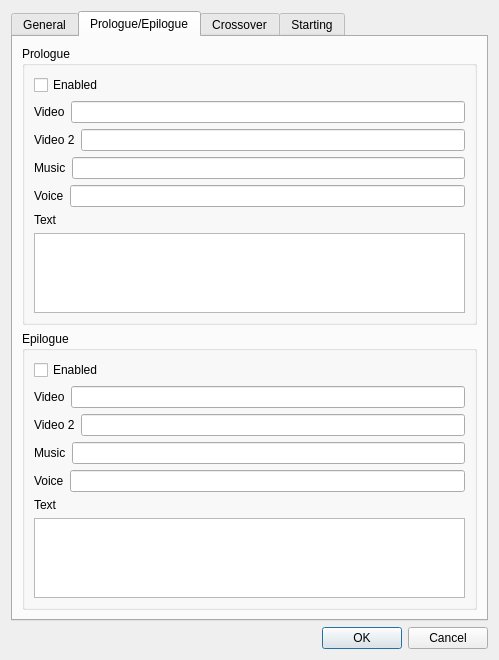
Before: the Qt Designer form mapeditor/campaigneditor/scenarioproperties.ui in uson1x/vcmi, drawn with Qt 5.
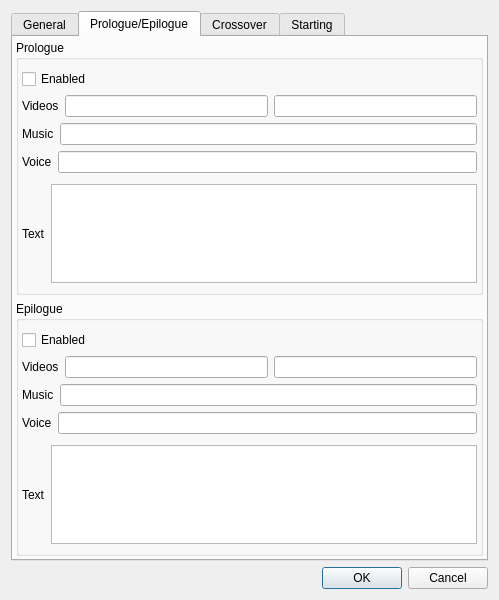
After: the same form once the commit is applied. The open tabs and pages were chosen to show the change.

The edit to the form file:
```diff
--- a/mapeditor/campaigneditor/scenarioproperties.ui
+++ b/mapeditor/campaigneditor/scenarioproperties.ui
@@ -7,7 +7,7 @@
     <x>0</x>
     <y>0</y>
     <width>499</width>
-    <height>660</height>
+    <height>600</height>
    </rect>
   </property>
   <property name="windowTitle">
@@ -16,6 +16,12 @@
   <layout class="QVBoxLayout" name="verticalLayout">
    <item>
     <widget class="QTabWidget" name="tabWidget">
+     <property name="maximumSize">
+      <size>
+       <width>16777215</width>
+       <height>16777215</height>
+      </size>
+     </property>
      <property name="currentIndex">
       <number>0</number>
      </property>
@@ -144,12 +150,30 @@
        <string>Prologue/Epilogue</string>
       </attribute>
       <layout class="QVBoxLayout" name="verticalLayout_2">
+       <property name="leftMargin">
+        <number>3</number>
+       </property>
+       <property name="topMargin">
+        <number>3</number>
+       </property>
+       <property name="rightMargin">
+        <number>3</number>
+       </property>
+       <property name="bottomMargin">
+        <number>3</number>
+       </property>
        <item>
         <widget class="QGroupBox" name="groupBoxPrologue">
          <property name="title">
           <string>Prologue</string>
          </property>
          <layout class="QVBoxLayout" name="verticalLayout_8">
+          <property name="leftMargin">
+           <number>3</number>
+          </property>
+          <property name="rightMargin">
+           <number>3</number>
+          </property>
           <item>
            <widget class="QCheckBox" name="checkBoxPrologueEnabled">
             <property name="text">
@@ -165,27 +189,13 @@
             <item>
              <widget class="QLabel" name="labelPrologueVideo">
               <property name="text">
-               <string>Video</string>
+               <string>Videos</string>
               </property>
              </widget>
             </item>
             <item>
              <widget class="QLineEdit" name="lineEditPrologueVideo"/>
             </item>
-           </layout>
-          </item>
-          <item>
-           <layout class="QHBoxLayout" name="horizontalLayout_3_">
-            <property name="topMargin">
-             <number>0</number>
-            </property>
-            <item>
-             <widget class="QLabel" name="labelPrologueVideoLoop">
-              <property name="text">
-               <string>Video 2</string>
-              </property>
-             </widget>
-            </item>
             <item>
              <widget class="QLineEdit" name="lineEditPrologueVideoLoop"/>
             </item>
@@ -210,6 +220,9 @@
           </item>
           <item>
            <layout class="QHBoxLayout" name="horizontalLayout_5">
+            <property name="spacing">
+             <number>6</number>
+            </property>
             <property name="topMargin">
              <number>0</number>
             </property>
@@ -226,6 +239,11 @@
            </layout>
           </item>
           <item>
+           <layout class="QHBoxLayout" name="horizontalLayout_11">
+            <property name="topMargin">
+             <number>5</number>
+            </property>
+            <item>
            <widget class="QLabel" name="labelPrologueText">
             <property name="text">
              <string>Text</string>
@@ -236,6 +254,8 @@
            <widget class="QPlainTextEdit" name="plainTextEditPrologueText"/>
           </item>
          </layout>
+          </item>
+         </layout>
         </widget>
        </item>
        <item>
@@ -244,6 +264,12 @@
           <string>Epilogue</string>
          </property>
          <layout class="QVBoxLayout" name="verticalLayout_9">
+          <property name="leftMargin">
+           <number>3</number>
+          </property>
+          <property name="rightMargin">
+           <number>3</number>
+          </property>
           <item>
            <widget class="QCheckBox" name="checkBoxEpilogueEnabled">
             <property name="text">
@@ -259,27 +285,13 @@
             <item>
              <widget class="QLabel" name="labelEpilogueVideo">
               <property name="text">
-               <string>Video</string>
+               <string>Videos</string>
               </property>
              </widget>
             </item>
             <item>
              <widget class="QLineEdit" name="lineEditEpilogueVideo"/>
             </item>
-           </layout>
-          </item>
-          <item>
-           <layout class="QHBoxLayout" name="horizontalLayout_6_">
-            <property name="topMargin">
-             <number>0</number>
-            </property>
-            <item>
-             <widget class="QLabel" name="labelEpilogueVideoLoop">
-              <property name="text">
-               <string>Video 2</string>
-              </property>
-             </widget>
-            </item>
             <item>
              <widget class="QLineEdit" name="lineEditEpilogueVideoLoop"/>
             </item>
@@ -320,6 +332,11 @@
            </layout>
           </item>
           <item>
+           <layout class="QHBoxLayout" name="horizontalLayout_12">
+            <property name="topMargin">
+             <number>5</number>
+            </property>
+            <item>
            <widget class="QLabel" name="labelEpilogueText">
             <property name="text">
              <string>Text</string>
@@ -328,6 +345,8 @@
           </item>
           <item>
            <widget class="QPlainTextEdit" name="plainTextEditEpilogueText"/>
+            </item>
+           </layout>
           </item>
          </layout>
         </widget>
```
Lines whose indentation alone changed are shown as unchanged.
